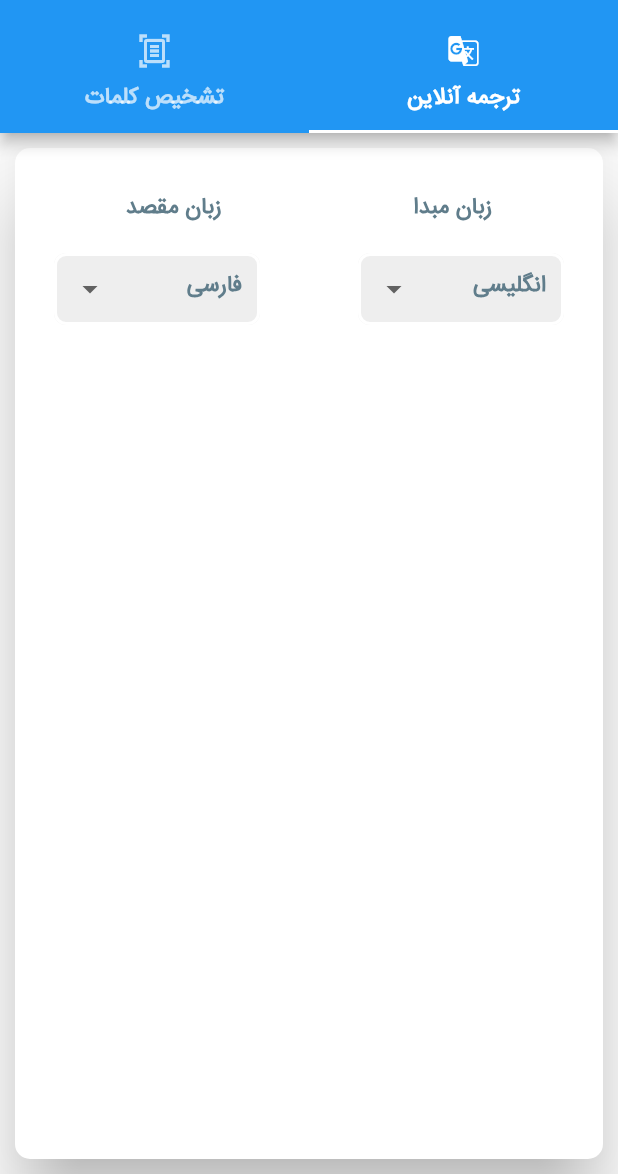
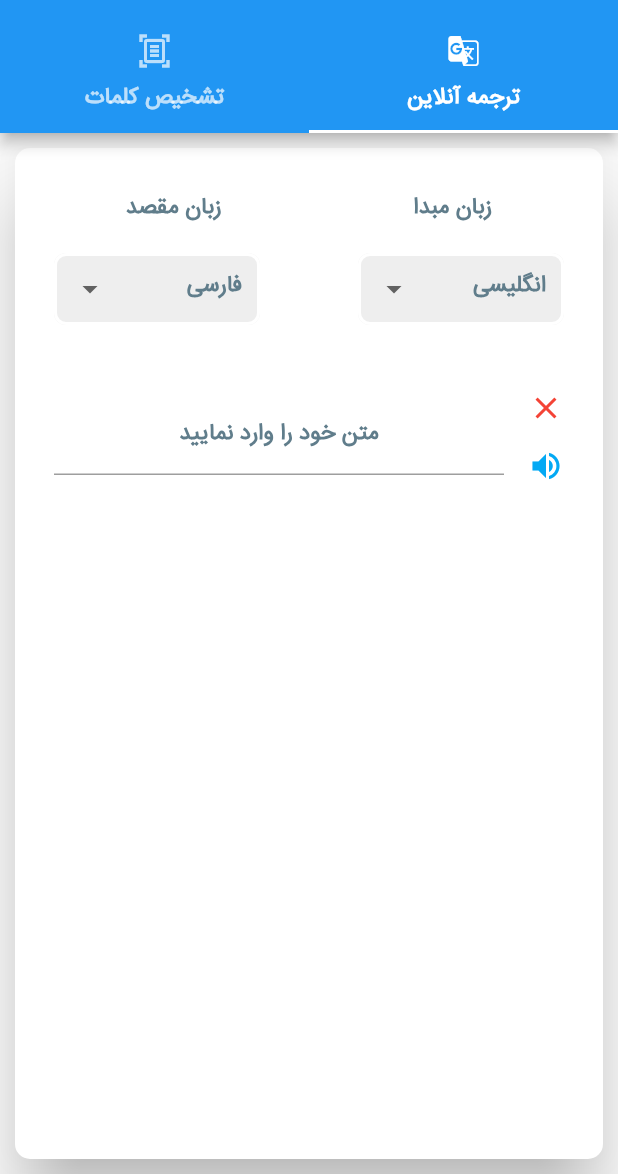
Before and after one commit to sajjadabbasi1383/Voice-Translation, a Flutter app: the MainScreen screen opened directly, on a phone screen of 412 x 824 dp, the part 62-1236 px from its top. Run offline on Flutter 3.47's test engine with Material 2 defaults, Android fonts, the phone set to English and light mode, and no system bars; our stand-ins replace flutter_spinkit.

Commit message:
textField

```diff
--- a/lib/home_screen.dart
+++ b/lib/home_screen.dart
@@ -9,7 +9,16 @@ class HomeScreen extends StatefulWidget {
 
 class _HomeScreenState extends State<HomeScreen> {
   static const tabStyle = TextStyle(
-      fontSize: 15, color: Colors.blueGrey, fontWeight: FontWeight.bold,fontFamily: 'irs');
+      fontSize: 15,
+      color: Colors.blueGrey,
+      fontWeight: FontWeight.bold,
+      fontFamily: 'irs');
+
+  static const buttonStyle = TextStyle(
+      fontSize: 17,
+      color: Colors.white,
+      fontWeight: FontWeight.bold,
+      fontFamily: 'irs');
 
   List<String> source = [
     "انگلیسی",
@@ -33,6 +42,8 @@ class _HomeScreenState extends State<HomeScreen> {
 
   String selectedItemSource = "انگلیسی";
   String selectedItemDest = "فارسی";
+
+  TextEditingController controller = TextEditingController();
 
   @override
   Widget build(BuildContext context) {
@@ -95,7 +106,7 @@ class _HomeScreenState extends State<HomeScreen> {
                         .toList(),
                     onChanged: (value) {
                       setState(() {
-                        selectedItemSource=value!;
+                        selectedItemSource = value!;
                       });
                     },
                   ),
@@ -134,13 +145,52 @@ class _HomeScreenState extends State<HomeScreen> {
                         .toList(),
                     onChanged: (value) {
                       setState(() {
-                        selectedItemDest=value!;
+                        selectedItemDest = value!;
                       });
                     },
                   ),
                 ),
               ],
             ),
+            const SizedBox(
+              height: 15,
+            ),
+            SizedBox(
+              height: 140,
+              width: 400,
+              child: Padding(
+                padding: const EdgeInsets.only(top: 16, right: 16, left: 16),
+                child: TextField(
+                  keyboardType: TextInputType.multiline,
+                  autofocus: false,
+                  textDirection: TextDirection.rtl,
+                  textAlign: TextAlign.center,
+                  decoration: const InputDecoration(
+                      labelStyle: tabStyle,
+                      hintText: "متن خود را وارد نمایید",
+                      hintStyle: tabStyle,
+                      icon: Column(
+                        mainAxisAlignment: MainAxisAlignment.center,
+                        children: [
+                          Icon(
+                            Icons.clear,
+                            color: Colors.red,
+                          ),
+                          SizedBox(
+                            height: 15,
+                          ),
+                          Icon(
+                            Icons.volume_up,
+                            color: Colors.lightBlue,
+                          )
+                        ],
+                      )),
+                  controller: controller,
+                  onChanged: (value) {},
+                ),
+              ),
+            ),
+
           ],
         ),
       ),
```
